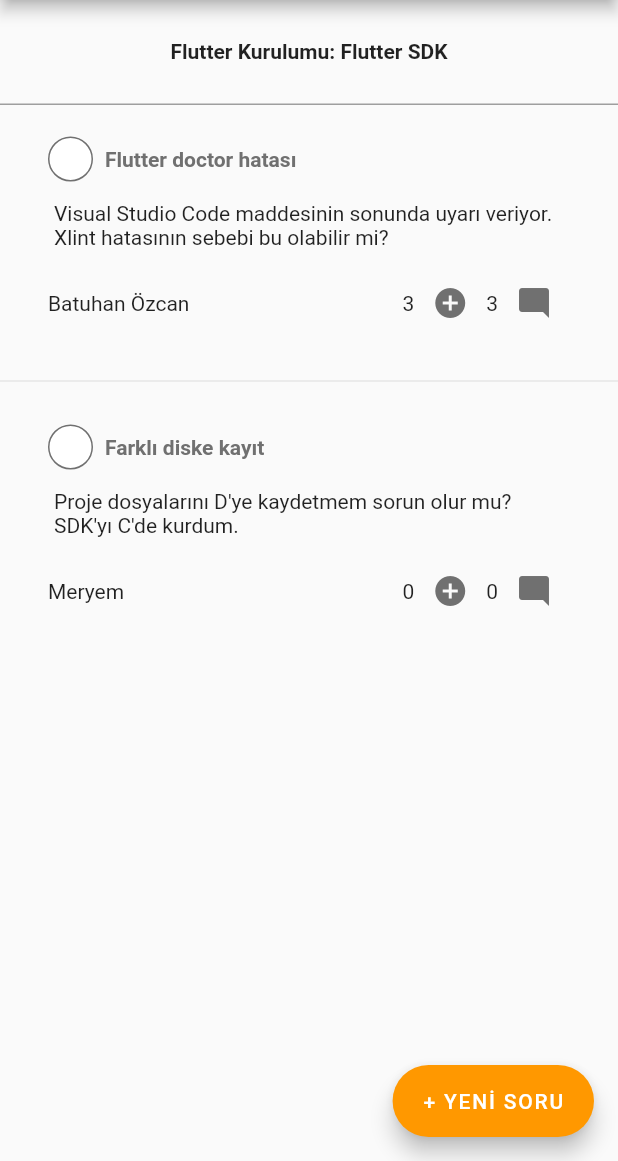
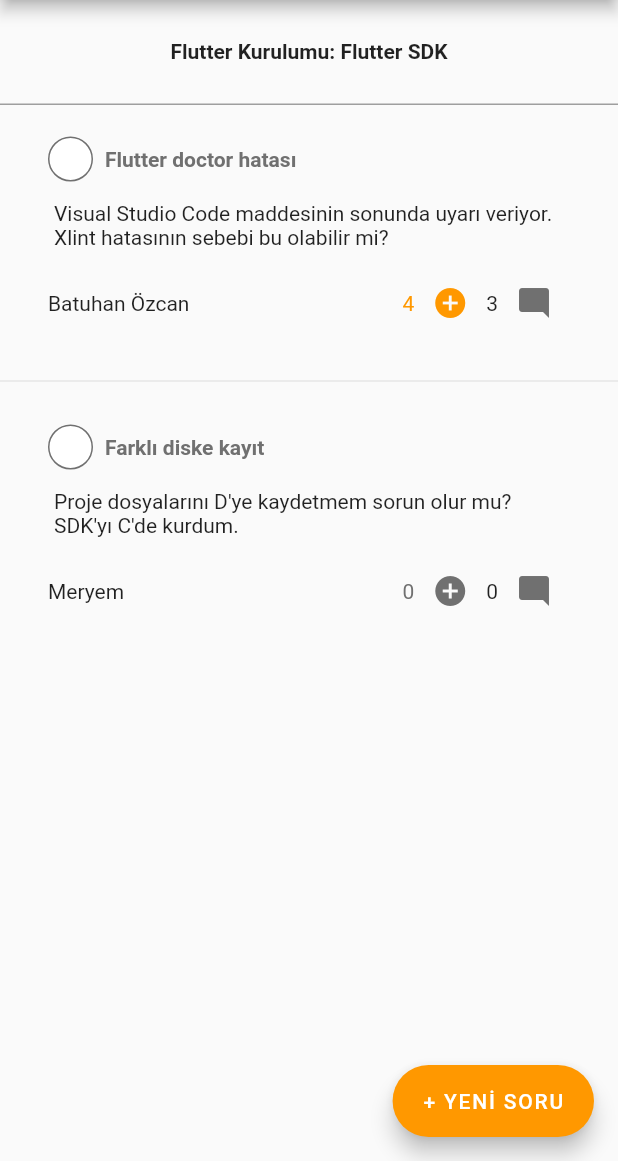
Before and after one commit to batuhanozcan1605/appjamf4, a Flutter app: the OpenQuestionScreen screen opened directly, after a tap on the "add circle" icon, on a phone screen of 412 x 824 dp, the part 75-1236 px from its top. Run offline on Flutter 3.47's test engine with Material 2 defaults, Android fonts, the phone set to English and light mode, and no system bars; our stand-ins replace firebase_core, flutter_riverpod; accounts and stored records are empty.

Commit message:
+ çalışıyor

```diff
--- a/lib/models/question_model.dart
+++ b/lib/models/question_model.dart
@@ -2,7 +2,7 @@ class Question {
   final String title;
   final String description;
   final String username;
-  final int plus;
+  int plus;
   final DateTime? timeStamp;
   final List<Answer>? answers;
 
--- a/lib/repository/answer_repo.dart
+++ b/lib/repository/answer_repo.dart
@@ -15,10 +15,7 @@ class AnswerRepo extends ChangeNotifier{
 
   ];
 
-  void addAnswer1(Answer answer) {
-   answerList1.add(answer);
-   notifyListeners();
-  }
+
 
 }
 
--- a/lib/repository/question_repo.dart
+++ b/lib/repository/question_repo.dart
@@ -34,6 +34,25 @@ class QuestionsRepo extends ChangeNotifier {
     questionList[questionIndex].answers?.add(answer);
     notifyListeners();
   }
+
+  final Set<int> questionIndexSet = {};
+
+  void plus1(index, bool isPlus){
+
+    if(isPlus){
+      questionList[index].plus = questionList[index].plus - 1;
+      questionIndexSet.remove(index);
+    } else {
+      questionList[index].plus = questionList[index].plus + 1;
+      questionIndexSet.add(index);
+    }
+    notifyListeners();
+  }
+
+  bool isPlus(index) {
+    return questionIndexSet.contains(index);
+  }
+
 }
 
 
--- a/lib/screens/open_question_screen.dart
+++ b/lib/screens/open_question_screen.dart
@@ -20,14 +20,14 @@ class OpenQuestionScreen extends ConsumerWidget {
         crossAxisAlignment: CrossAxisAlignment.center,
         children: [
         SizedBox(
-        height: 70,
-        child: Container(
-          decoration: BoxDecoration(
+         height: 70,
+         child: Container(
+          decoration: const BoxDecoration(
               border: Border(
                   bottom: BorderSide(width: 1.0, color: Colors.grey)
               )
           ),
-          child: Center(
+          child: const Center(
             child: Padding(
               padding: const EdgeInsets.symmetric(vertical: 6, horizontal: 6),
               child: Text(
--- a/lib/widgets/questions.dart
+++ b/lib/widgets/questions.dart
@@ -77,18 +77,19 @@ class InteractionRow extends ConsumerWidget {
   @override
   Widget build(BuildContext context, WidgetRef ref) {
     final questionsRepo = ref.watch(questionsProvider);
+    bool isPlus = ref.watch(questionsProvider).isPlus(questionIndex);
 
     return Row(
       children: [
         Row(
 
           children: [
-            Text("${question.plus}"),
+            Text("${ref.watch(questionsProvider).questionList[questionIndex].plus}", style: TextStyle(color: isPlus ? Colors.orange : Color(0xFF707070)),),
             IconButton(
                 onPressed: (){
-
+                  ref.read(questionsProvider).plus1(questionIndex, isPlus);
                  },
-                icon: Icon(Icons.add_circle, color: Color(0xFF707070),))
+                icon: Icon(Icons.add_circle, color: isPlus ? Colors.orange :  Color(0xFF707070),))
           ],
         ),
         Row(
```
